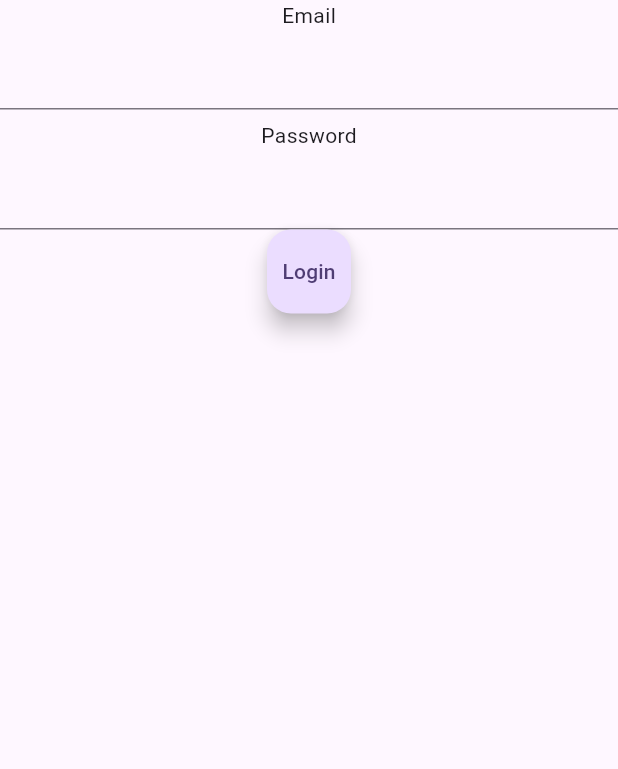
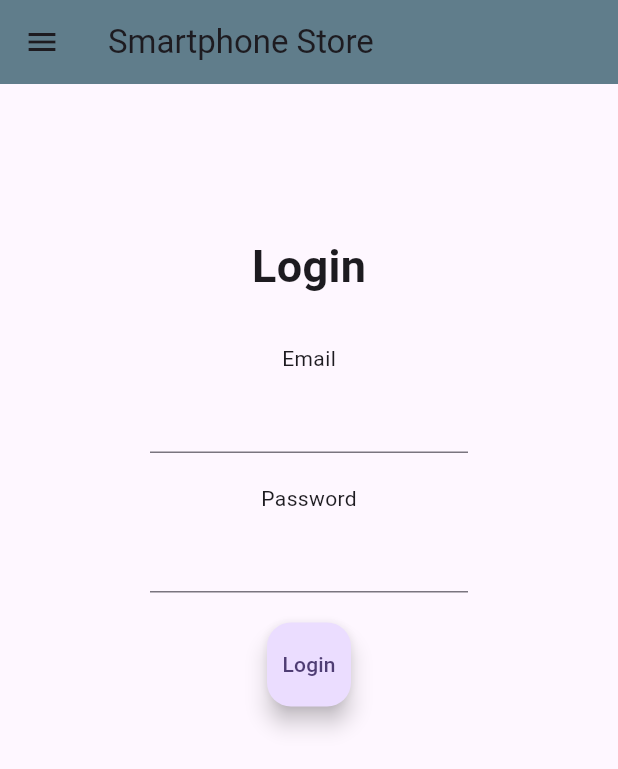
Before and after one commit to kjonathan311/Phone-Store-Application, a Flutter app: the LoginScreen screen opened by its route, on a phone screen of 412 x 824 dp. Shown: the top 769 px of the screen. Run offline on Flutter 3.47's test engine with Material 3 defaults, Android fonts, the phone set to English and light mode, and no system bars; network calls fail.

Commit message:
Search bar function done + edit login page(not done)
search bar sudah bisa, login page belum fix design + function

```diff
--- a/lib/login_screen.dart
+++ b/lib/login_screen.dart
@@ -30,27 +30,76 @@ class LoginScreenState extends State<LoginScreen> {
   @override
   Widget build(BuildContext context) {
     return Scaffold(
-        body: Column(children: [
+      appBar: AppBar(
+        title: const Text("Smartphone Store"),
+        //leading: Icon(Icons.phone_android),
+        backgroundColor: Colors.blueGrey,
+      ),
+      drawer: Drawer(
+        child: SafeArea(
+          child: Column(
+            children: [
+              ListTile(
+                title: Text("Home"),
+                leading: Icon(Icons.home),
+                onTap: (){
+                  Navigator.pushNamed(context,"/home");
+                },
+              ),
+              ListTile(
+                title: Text("Login"),
+                leading: Icon(Icons.person),
+                onTap: (){
 
+                },
+              ),
+              ListTile(
+                title: Text("Home"),
+                leading: Icon(Icons.home),
+                onTap: (){
+
+                },
+              ),
+
+            ],
+          ),
+          ),
+      ),
+        body: Padding(
+          padding: EdgeInsets.all(100),
+          child: Column(
+          children: [
+          Text("Login",style: TextStyle(fontWeight: FontWeight.bold,fontSize: 30),),
+          SizedBox(height: 30,),
           Text("Email"),
           SizedBox(height: 5,),
           TextField(
             controller: _emailController,
           ),
-          SizedBox(height: 7,),
+          SizedBox(height: 20,),
           Text("Password"),
           SizedBox(height: 5,),
           TextField(
             controller: _passController,
             obscureText: true,
           ),
-          FloatingActionButton(
-            child: Text("Login"),
-            onPressed: (){
-            email = _emailController.text;
-            password=_passController.text;
-          })
+          SizedBox(height: 20,),
+          Row(
+            mainAxisAlignment: MainAxisAlignment.center,
+            children: [
+              FloatingActionButton(
+
+                child: Text("Login"),
+                onPressed: (){
+                  setState(() {
+                      email = _emailController.text;
+                      password=_passController.text;
+                  });
+              }),
+            ],
+          ),
         ]),
+          ),
     );
   }
 }
```
Also changed, not shown: lib/main_screen.dart (+94 -7 lines), lib/phone.dart (+12 -0 lines).
